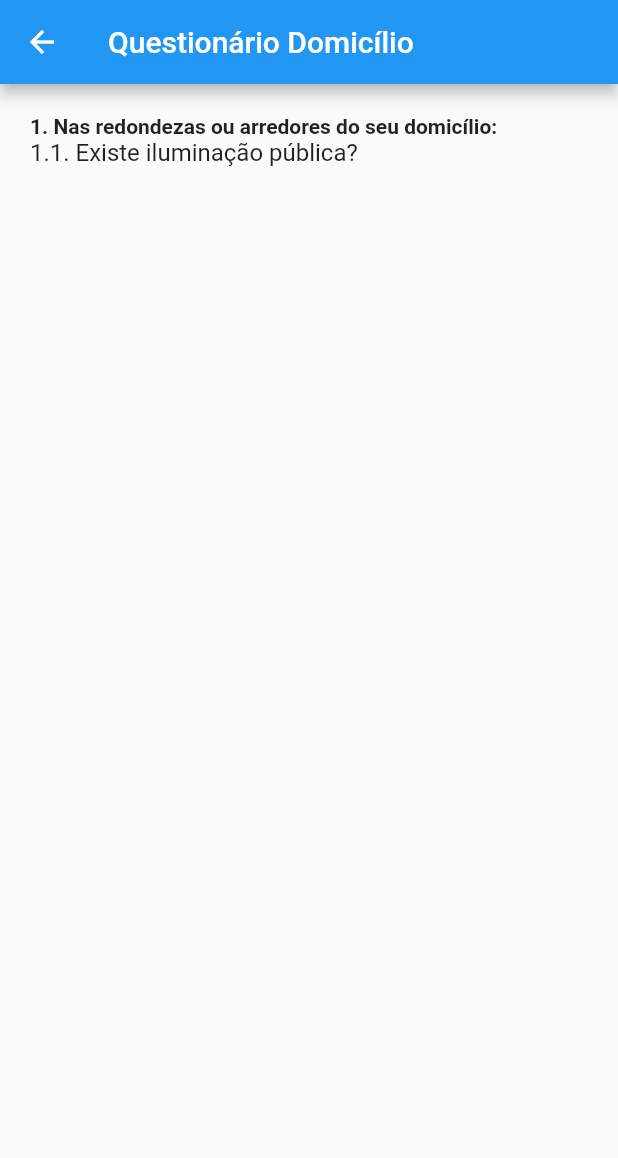
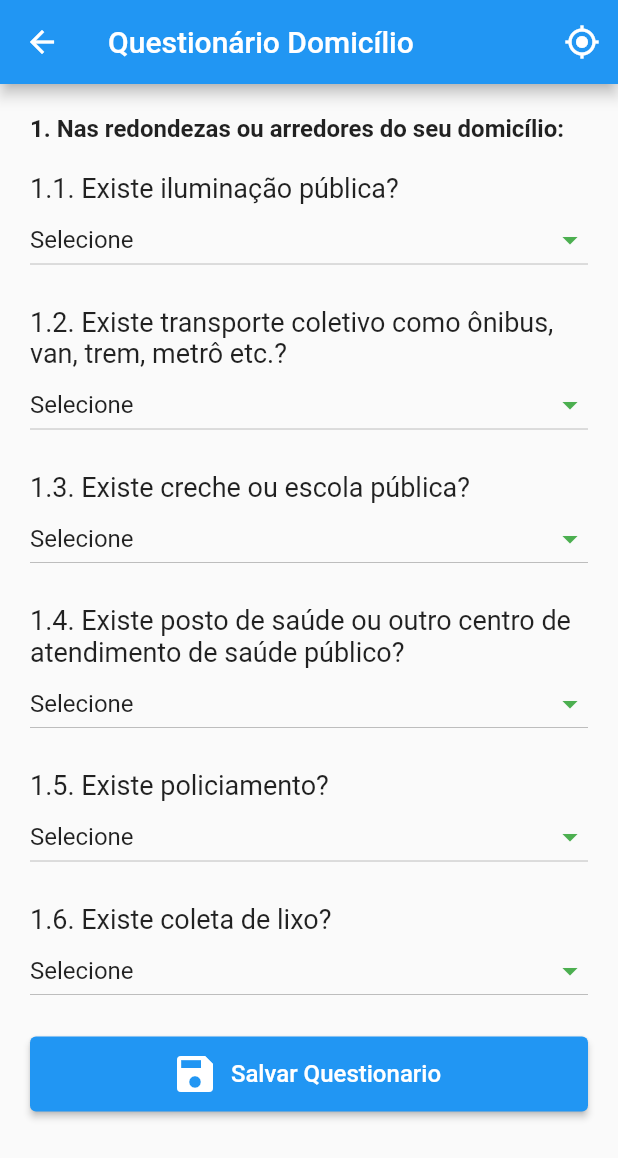
Before and after one commit to FelipeBenincaza/projetoModuloFlutter, a Flutter app: the AberturaDomicilio screen opened directly with sample values from the repository, after a tap on "Abrir Questionário", on a phone screen of 412 x 824 dp. Shown: the top 1158 px of the screen. Run offline on Flutter 3.47's test engine with Material 2 defaults, Android fonts, the phone set to English and light mode, and no system bars; our stand-ins replace email_validator, equatable, faker, firebase_auth, firebase_core, flutter_slidable and 1 more; missing offline and left inert: pesquisapack; accounts and stored records are empty; network calls fail.

Commit message:
- adição de gps, tipoEntrevista e quesitos do questionario

```diff
--- /dev/null
+++ b/lib/components/quesito.dart
@@ -0,0 +1,51 @@
+import 'package:flutter/material.dart';
+
+class Quesito extends StatelessWidget {
+  final String texto;
+  final String valor;
+  final Function(String?) function;
+
+  Quesito(
+      {Key? key,
+      required this.texto,
+      required this.valor,
+      required this.function})
+      : super(key: key);
+
+  @override
+  Widget build(BuildContext context) {
+    return Column(
+      crossAxisAlignment: CrossAxisAlignment.stretch,
+      mainAxisSize: MainAxisSize.min,
+      children: [
+        const SizedBox(height: 20),
+        Text(
+          texto,
+          style: TextStyle(
+            fontSize: 18,
+          ),
+        ),
+        DropdownButton(
+          items: const [
+            DropdownMenuItem(
+              child: Text('Selecione'),
+              value: 'Selecione',
+            ),
+            DropdownMenuItem(
+              child: Text('Sim'),
+              value: 'Sim',
+            ),
+            DropdownMenuItem(
+              child: Text('Não'),
+              value: 'Não',
+            ),
+          ],
+          value: valor,
+          onChanged: function,
+          iconEnabledColor: Colors.green,
+          isExpanded: true,
+        ),
+      ],
+    );
+  }
+}
--- a/lib/infra/carrega_dados.dart
+++ b/lib/infra/carrega_dados.dart
@@ -2,9 +2,9 @@ import '../models/domicilio.dart';
 
 class CarregaDados{
   final domicilios = [
-    Domicilio(controle: 2022124, endereco: "Rua padre fonseca de primeira, 70 - Iraja", estado: 'Rio de Janeiro', municipio: "Rio de Janeiro", tipoEntrevista: 'Não Iniciado', status: 'Não Iniciado', telefone: '(21)2659863'),
-    Domicilio(controle: 2022564, endereco: "Rua dias, 56 - Bangu", estado: 'Rio de Janeiro', municipio: "Rio de Janeiro", tipoEntrevista: 'Não Iniciado', status: 'Não Iniciado', telefone: '(21)35621487'),
-    Domicilio(controle: 2022755, endereco: "Rua sete de setembro, 7 - Centro", estado: 'Rio de Janeiro', municipio: "Rio de Janeiro", tipoEntrevista: 'Não Iniciado', status: 'Não Iniciado', telefone: '(21)996584236'),
+    Domicilio(controle: 2022124, endereco: "Rua padre fonseca de primeira, 70 - Iraja", estado: 'Rio de Janeiro', municipio: "Rio de Janeiro", tipoEntrevista: 'Selecione', status: 'Não Iniciado',),
+    Domicilio(controle: 2022564, endereco: "Rua dias, 56 - Bangu", estado: 'Rio de Janeiro', municipio: "Rio de Janeiro", tipoEntrevista: 'Selecione', status: 'Não Iniciado',),
+    Domicilio(controle: 2022755, endereco: "Rua sete de setembro, 7 - Centro", estado: 'Rio de Janeiro', municipio: "Rio de Janeiro", tipoEntrevista: 'Selecione', status: 'Não Iniciado',),
   ];
 
   Future getDado() async{
--- a/lib/models/domicilio.dart
+++ b/lib/models/domicilio.dart
@@ -7,7 +7,6 @@ class Domicilio extends Equatable{
   late String municipio;
   late String tipoEntrevista;
   late String status;
-  late String telefone;
 
   Domicilio({
     required this.controle,
@@ -16,7 +15,6 @@ class Domicilio extends Equatable{
     required this.municipio,
     required this.tipoEntrevista,
     required this.status,
-    required this.telefone
   });
 
   @override
--- a/lib/pages/aberturaDomicilio.dart
+++ b/lib/pages/aberturaDomicilio.dart
@@ -13,6 +13,23 @@ class AberturaDomicilio extends StatefulWidget {
 }
 
 class _AberturaDomicilioState extends State<AberturaDomicilio> {
+  late String tipoEntrevista;
+
+  @override
+  void initState() {
+    // TODO: implement initState
+    super.initState();
+    tipoEntrevista = widget.domicilio.tipoEntrevista;
+  }
+
+  void setValorDrop(String? select) {
+    if (select is String) {
+      setState(() {
+        tipoEntrevista = select;
+      });
+    }
+  }
+
   @override
   Widget build(BuildContext context) {
     return Scaffold(
@@ -25,11 +42,50 @@ class _AberturaDomicilioState extends State<AberturaDomicilio> {
           crossAxisAlignment: CrossAxisAlignment.stretch,
           mainAxisSize: MainAxisSize.min,
           children: [
-            CampoInformacao(campo: "Controle:", informacao: widget.domicilio.controle.toString()),
-            CampoInformacao(campo: "Endereço:", informacao: widget.domicilio.endereco),
-            CampoInformacao(campo: "Município:", informacao: widget.domicilio.municipio),
-            CampoInformacao(campo: "Estado:", informacao: widget.domicilio.estado),
-            CampoInformacao(campo: "Status:", informacao: widget.domicilio.status),
+            CampoInformacao(
+                campo: "Controle:",
+                informacao: widget.domicilio.controle.toString()),
+            CampoInformacao(
+                campo: "Endereço:", informacao: widget.domicilio.endereco),
+            CampoInformacao(
+                campo: "Município:", informacao: widget.domicilio.municipio),
+            CampoInformacao(
+                campo: "Estado:", informacao: widget.domicilio.estado),
+            const Text(
+              "Favor selecionar o Tipo de Entrevista:",
+              style: TextStyle(fontSize: 16, fontWeight: FontWeight.bold),
+            ),
+            Card(
+              elevation: 5,
+              margin: const EdgeInsets.fromLTRB(0, 5, 5, 10),
+              child: Padding(
+                padding: const EdgeInsets.fromLTRB(12, 8, 8, 8),
+                child: DropdownButton(
+                  items: const [
+                    DropdownMenuItem(
+                      child: Text('Selecione'),
+                      value: 'Selecione',
+                    ),
+                    DropdownMenuItem(
+                      child: Text('Realizar'),
+                      value: 'Realizar',
+                    ),
+                    DropdownMenuItem(
+                      child: Text('Recusa'),
+                      value: 'Recusa',
+                    ),
+                    DropdownMenuItem(
+                      child: Text('Morador não encontrado'),
+                      value: 'Morador não encontrado',
+                    ),
+                  ],
+                  value: tipoEntrevista,
+                  onChanged: setValorDrop,
+                  iconEnabledColor: Colors.green,
+                  isExpanded: true,
+                ),
+              ),
+            ),
             ElevatedButton.icon(
               style: ElevatedButton.styleFrom(
                 minimumSize: const Size.fromHeight(50),
@@ -39,12 +95,13 @@ class _AberturaDomicilioState extends State<AberturaDomicilio> {
                 'Abrir Questionário',
                 style: TextStyle(fontSize: 16),
               ),
-              onPressed: (){
+              onPressed: () {
                 Navigator.push(
                   context,
                   MaterialPageRoute(
-                      builder: (context) => Questionario(domicilio: widget.domicilio,)
-                  ),
+                      builder: (context) => Questionario(
+                            domicilio: widget.domicilio,
+                          )),
                 );
               },
             ),
--- a/lib/pages/questionario.dart
+++ b/lib/pages/questionario.dart
@@ -1,6 +1,11 @@
+import 'dart:async';
+
 import 'package:flutter/material.dart';
+import 'package:projetopesquisa/components/quesito.dart';
+import 'package:projetopesquisa/pages/selecaoDomicilio.dart';
 
 import '../models/domicilio.dart';
+import 'package:location/location.dart';
 
 class Questionario extends StatefulWidget {
   late Domicilio domicilio;
@@ -11,26 +16,154 @@ class Questionario extends StatefulWidget {
 }
 
 class _QuestionarioState extends State<Questionario> {
+  late String quesito1;
+  late String quesito2;
+  late String quesito3;
+  late String quesito4;
+  late String quesito5;
+  late String quesito6;
+  late LocationData localizacao;
+
+  @override
+  void initState() {
+    // TODO: implement initState
+    super.initState();
+    quesito1 = "Selecione";
+    quesito2 = "Selecione";
+    quesito3 = "Selecione";
+    quesito4 = "Selecione";
+    quesito5 = "Selecione";
+    quesito6 = "Selecione";
+  }
+
+  void _buttonLocalizacao() async{
+    localizacao = await pegarLocalizacao();
+
+  }
 
   @override
   Widget build(BuildContext context) {
     return Scaffold(
       appBar: AppBar(
         title: const Text('Questionário Domicílio'),
+        actions: [
+          IconButton(onPressed: _buttonLocalizacao, icon: const Icon(Icons.gps_fixed_outlined)),
+        ],
       ),
       body: SingleChildScrollView(
         padding: const EdgeInsets.all(20),
         child: Column(
           crossAxisAlignment: CrossAxisAlignment.stretch,
           mainAxisSize: MainAxisSize.min,
-          children: const [
-            Text('1. Nas redondezas ou arredores do seu domicílio:',
-              style: TextStyle(fontSize: 14, fontWeight: FontWeight.bold),),
-            Text('1.1. Existe iluminação pública?',
-                style: TextStyle(fontSize: 16,),),
+          children: [
+            const Text('1. Nas redondezas ou arredores do seu domicílio:',
+              style: TextStyle(fontSize: 16, fontWeight: FontWeight.bold),),
+            Quesito(texto: '1.1. Existe iluminação pública?', valor: quesito1, function: setQuesito1),
+            Quesito(texto: '1.2. Existe transporte coletivo como ônibus, van, trem, metrô etc.?', valor: quesito2, function: setQuesito2),
+            Quesito(texto: '1.3. Existe creche ou escola pública?', valor: quesito3, function: setQuesito3),
+            Quesito(texto: '1.4. Existe posto de saúde ou outro centro de atendimento de saúde público?', valor: quesito4, function: setQuesito4),
+            Quesito(texto: '1.5. Existe policiamento?', valor: quesito5, function: setQuesito5),
+            Quesito(texto: '1.6. Existe coleta de lixo?', valor: quesito6, function: setQuesito6),
+            const SizedBox(height: 20),
+            ElevatedButton.icon(
+              style: ElevatedButton.styleFrom(
+                minimumSize: const Size.fromHeight(50),
+              ),
+              icon: const Icon(Icons.save, size: 32),
+              label: const Text(
+                'Salvar Questionario',
+                style: TextStyle(fontSize: 16),
+              ),
+              onPressed: () {
+                Navigator.push(
+                  context,
+                  MaterialPageRoute(
+                      builder: (context) => const SelecaoDomicilio()
+                  ),
+                );
+              },
+            )
           ],
         ),
       ),
     );
   }
+
+  FutureOr<LocationData> pegarLocalizacao() async {
+    Location location =  Location();
+
+    bool _serviceEnabled;
+    PermissionStatus _permissionGranted;
+    LocationData _locationData;
+
+    _serviceEnabled = await location.serviceEnabled();
+    if (!_serviceEnabled) {
+      _serviceEnabled = await location.requestService();
+      if (!_serviceEnabled) {
+        throw Error();
+
+        //return;
+      }
+    }
+
+    _permissionGranted = await location.hasPermission();
+    if (_permissionGranted == PermissionStatus.denied) {
+      _permissionGranted = await location.requestPermission();
+      if (_permissionGranted != PermissionStatus.granted) {
+        throw Error();
+        //return;
+      }
+    }
+
+    _locationData = await location.getLocation();
+    return _locationData;
+  }
+
+  void setQuesito1(String? select){
+    if(select is String){
+      setState((){
+        quesito1 = select;
+      });
+    }
+  }
+
+  void setQuesito2(String? select){
+    if(select is String){
+      setState((){
+        quesito2 = select;
+      });
+    }
+  }
+
+  void setQuesito3(String? select){
+    if(select is String){
+      setState((){
+        quesito3 = select;
+      });
+    }
+  }
+
+  void setQuesito4(String? select){
+    if(select is String){
+      setState((){
+        quesito4 = select;
+      });
+    }
+  }
+
+  void setQuesito5(String? select){
+    if(select is String){
+      setState((){
+        quesito5 = select;
+      });
+    }
+  }
+
+  void setQuesito6(String? select){
+    if(select is String){
+      setState((){
+        quesito6 = select;
+      });
+    }
+  }
 }
--- a/lib/widget/login_widget.dart
+++ b/lib/widget/login_widget.dart
@@ -30,14 +30,12 @@ class _LoginWidgetState extends State<LoginWidget> {
   }
 
   @override
-  Widget build(BuildContext context)  => SingleChildScrollView(
+  Widget build(BuildContext context) => SingleChildScrollView(
         padding: EdgeInsets.all(16),
         child: Column(
           mainAxisAlignment: MainAxisAlignment.center,
           children: [
-        const SizedBox(height: 60),
-        const FlutterLogo(size: 120),
-        const SizedBox(height: 20),
+            const SizedBox(height: 200),
             const Text(
               'Pesquisa Domiciliar',
               textAlign: TextAlign.center,
--- a/pubspec.yaml
+++ b/pubspec.yaml
@@ -46,6 +46,7 @@ dependencies:
   firebase_core: ^1.17.1
   firebase_auth: ^3.3.19
   email_validator: ^2.0.1
+  location: ^4.4.0
 
 dev_dependencies:
   flutter_test:
```
Also changed, not shown: lib/pages/selecaoDomicilio.dart (+19 -19 lines), pubspec.lock, 3 other files. Lines whose indentation alone changed are shown as unchanged.
